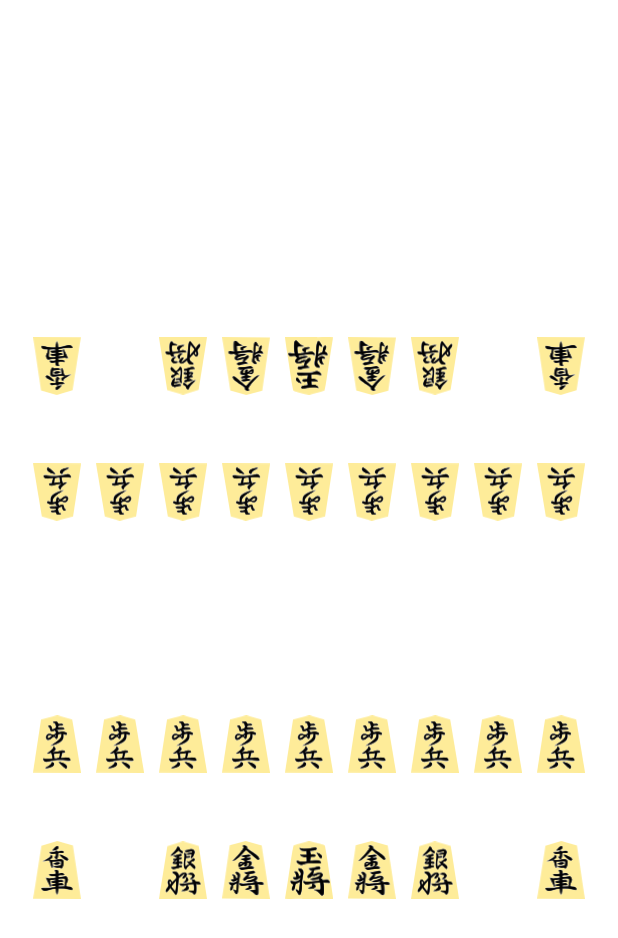
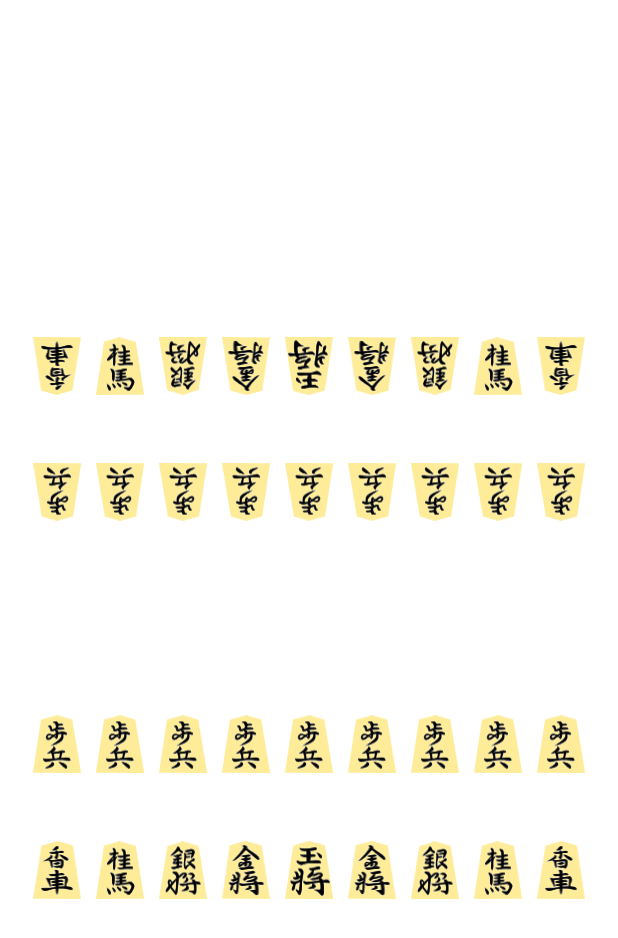
Before and after one commit to DanSprat/ShogiAndroid, an Android app: the screen it shows after launch (MainActivity), on a phone screen of 412 x 824 dp. Shown: the top 938 px of the screen. Run offline under Robolectric (Android 15) with nearby library versions, the phone set to English and light mode, and no system bars; our stand-ins replace data binding; 2 statements that could not run were skipped.

Commit message:
Some shits

```diff
--- a/app/src/main/java/ru/popov/shogi/classes/ShogiFragment.kt
+++ b/app/src/main/java/ru/popov/shogi/classes/ShogiFragment.kt
@@ -38,8 +38,10 @@ class ShogiFragment : Fragment() {
         inflater: LayoutInflater, container: ViewGroup?,
         savedInstanceState: Bundle?
     ): View? {
+
         val relation:Float = 0.1f
         val binding: FragmentShogiBinding = FragmentShogiBinding.inflate(inflater,container,false)
+
         val layout:RelativeLayout = binding.root.findViewById(R.id.layout_SHG)
 
         val dm = resources.displayMetrics
@@ -49,6 +51,9 @@ class ShogiFragment : Fragment() {
         var boardSize:Int = displayWidth - paddingX
         val noteSize:Int = (boardSize / (10 * relation + 9)).toInt()
         val separateLineSize:Int = (relation * noteSize).toInt()
+
+        Log.i("MYTAG","Width Fragment " + dm.widthPixels)
+        Log.i("MYTAG","Height Fragment " + dm.heightPixels)
 
         val centerX = dm.widthPixels / 2
         val centerY = dm.heightPixels / 2
@@ -72,9 +77,11 @@ class ShogiFragment : Fragment() {
         return binding.root
     }
 
+
     override fun onViewCreated(view: View, savedInstanceState: Bundle?) {
         super.onViewCreated(view, savedInstanceState)
     }
+
 
     @SuppressLint("ResourceType")
     override fun onStart() {
--- a/app/src/main/java/ru/popov/shogi/classes/ShogiModel.kt
+++ b/app/src/main/java/ru/popov/shogi/classes/ShogiModel.kt
@@ -48,7 +48,6 @@ class ShogiModel(var orientation: Orientation, var top:Float, var left:Float, va
         val scaleY = getYScale(orientation, top, left)
         // Adding pawns
         for (i in 0..8){
-            // board[6][i] = Pawn(Side.WHITE,3,i,false,R.drawable.pawn_0,context,noteSize,left + scaleX * (i) * delta,top + scaleY * 6 * delta,layout,layoutParams)
             boardShogi[i+1,3] = Pawn(Side.WHITE,3,i+1,false,appInfo ,left + scaleX * (i) * delta,top + scaleY * 6 * delta,orientation)
             boardShogi[i+1,7] = Pawn(Side.BLACK,7,i+1,false, appInfo,left + scaleX * (i) * delta,top + scaleY * 2 * delta,orientation)
         }
@@ -75,6 +74,14 @@ class ShogiModel(var orientation: Orientation, var top:Float, var left:Float, va
         boardShogi[5,1] = King(Side.WHITE,1,5,appInfo,left + scaleX * 4 *delta,top+scaleY*8*delta,orientation)
         boardShogi[5,9] = King(Side.BLACK,9,5,appInfo,left + scaleX * 4 *delta,top+scaleY*0*delta,orientation)
 
+        //Adding Knights
+        boardShogi[2,1] = Knight(Side.WHITE,1,2,false,appInfo,left + scaleX * 1 *delta,top+scaleY*8*delta,orientation)
+        boardShogi[8,1] = Knight(Side.WHITE,1,8,false,appInfo,left + scaleX * 7 *delta,top+scaleY*8*delta,orientation)
+        boardShogi[2,9] = Knight(Side.WHITE,9,2,false,appInfo,left + scaleX * 1 *delta,top+scaleY*0*delta,orientation)
+        boardShogi[8,9] = Knight(Side.WHITE,9,8,false,appInfo,left + scaleX * 7 *delta,top+scaleY*0*delta,orientation)
+
+        //
+
     }
 
     fun createImageViews(context:Context,left:Int,bottom:Int,delta:Int,size:Int):ArrayList<ImageView> {
--- a/app/src/main/java/ru/popov/shogi/classes/ShogiView.kt
+++ b/app/src/main/java/ru/popov/shogi/classes/ShogiView.kt
@@ -5,6 +5,7 @@ import android.content.Context
 import android.graphics.*
 import android.text.Layout
 import android.util.AttributeSet
+import android.util.DisplayMetrics
 import android.util.Log
 import android.view.View
 import android.widget.ImageView
@@ -21,18 +22,21 @@ class ShogiView(context: Context?, attrs: AttributeSet): View(context,attrs) {
     override fun onDraw(canvas: Canvas?) {
         val paint = Paint()
 
-        Log.i("MYTAG",width.toString())
-        Log.i("MYTAG",height.toString())
+        Log.i("MYTAG","DMW " +resources.displayMetrics.widthPixels.toString())
+        Log.i("MYTAG","DMH " +resources.displayMetrics.heightPixels.toString())
         val noteSize = this.noteSize
         val separateLineSize:Int = this.separateLineSize
         val boardSize = 9 * noteSize + 10*separateLineSize
-        val paddingX = ((width - boardSize) / 2 )
+        val paddingX = ((resources.displayMetrics.widthPixels - boardSize) / 2 )
 
         val board = BitmapFactory.decodeResource(resources,R.drawable.board)
-        val paddingY:Int = (height - boardSize) / 2
+        val paddingY:Int = (resources.displayMetrics.heightPixels - boardSize) / 2
 
         val paddingFloatX = paddingX.toFloat()
         val paddingFloatY = paddingY.toFloat()
+
+        Log.i("MYTAG", "Width View $width")
+        Log.i("MYTAG", "Height View $height")
 
         Log.i("MYTAG", "NewTOP: $paddingY")
         Log.i("MYTAG", "NewLeft: $paddingX")
@@ -49,4 +53,6 @@ class ShogiView(context: Context?, attrs: AttributeSet): View(context,attrs) {
     }
 
 
+
+
 }
--- a/app/src/main/java/ru/popov/shogi/classes/figures/Figure.kt
+++ b/app/src/main/java/ru/popov/shogi/classes/figures/Figure.kt
@@ -502,52 +502,125 @@ class Lance(override var side: Side, override var row: Int, override var col: In
 
 }
 
-//class Knight(override var side: Side) : Figure() {
-//
-//    companion object {
-//        val name: String
-//            get() = "Knight"
-//        val promotedName: String
-//            get() = "Promoted Knight"
-//        val abbrName: String
-//            get() = "N"
-//        val abbrPromotedName: String
-//            get() = "PN"
-//
-//    }
-//
-//    override var name: String = Knight.name
-//    override var abbrName: String = Knight.abbrName
-//    override val promotable: Boolean = true
-//    override var rules: ShogiRules = if (side == Side.WHITE) {
-//        ShogiRules.KNIGHT_WHITE
-//    } else {
-//        ShogiRules.KNIGHT_BLACK
-//    }
-//
-//    override fun promote(): Boolean {
-//        name = promotedName
-//        abbrName = abbrPromotedName
-//        rules = if (side == Side.WHITE) {
-//            ShogiRules.GOLD_WHITE
-//        } else {
-//            ShogiRules.GOLD_BLACK
-//        }
-//        return true
-//    }
-//
-//    override fun reset() {
-//        name = Knight.name
-//        abbrName = Knight.abbrName
-//        rules = if (side == Side.WHITE) {
-//            ShogiRules.KNIGHT_WHITE
-//        } else {
-//            ShogiRules.KNIGHT_BLACK
-//        }
-//    }
-//
-//}
-//
+class Knight(override var side: Side, override var row: Int, override var col: Int,
+             override var promoted: Boolean, override val appInfo: AppInfo, x:Float, y:Float,
+             override val orientation: Orientation) : Figure() {
+
+    companion object {
+        val name: FigureName
+            get() = FigureName.KNIGHT
+        val promotedName: FigureName
+            get() = FigureName.KNIGHT
+        val abbrName: String
+            get() = "N"
+        val abbrPromotedName: String
+            get() = "PN"
+
+    }
+
+    override lateinit var pieceImage: PieceView
+    private var commonID:Int = 0
+    private var promotedID:Int = 0
+    override var name: FigureName = FigureName.KNIGHT
+    override var abbrName: String = Knight.abbrName
+    override val promotable: Boolean = true
+    override var rules: ShogiRules = if (side == Side.WHITE) {
+        ShogiRules.KNIGHT_WHITE
+    } else {
+        ShogiRules.KNIGHT_BLACK
+    }
+
+    init {
+        var pieceView = PieceView(appInfo.context,this)
+
+        if (orientation == Orientation.NORMAL) {
+            if (side == Side.WHITE) {
+                commonID = R.drawable.knight_0
+                promotedID = R.drawable.p_knight_0
+            } else {
+                commonID = R.drawable.knight_1
+                promotedID = R.drawable.p_knight_1
+            }
+        } else {
+            if (side == Side.WHITE) {
+                commonID = R.drawable.knight_1
+                promotedID = R.drawable.p_knight_1
+            } else {
+                commonID = R.drawable.knight_0
+                promotedID = R.drawable.p_knight_0
+            }
+        }
+        pieceView.setImageResource(commonID)
+        pieceView.layoutParams = appInfo.layoutParams
+        pieceView.x = x
+        pieceView.y = y
+
+        this.name = FigureName.KNIGHT
+        if(promoted){
+            this.name = Pawn.promotedName
+            abbrName = Pawn.abbrPromotedName
+            rules = if (side == Side.WHITE){
+                ShogiRules.GOLD_WHITE
+            } else {
+                ShogiRules.GOLD_BLACK
+            }
+        } else {
+            this.name = Knight.name
+            abbrName = Knight.abbrName
+            rules = if (side == Side.WHITE){
+                ShogiRules.PAWN_WHITE
+            } else {
+                ShogiRules.PAWN_BLACK
+            }
+        }
+        pieceImage = pieceView
+        appInfo.layout.addView(pieceView)
+    }
+    override fun changeImages() {
+        if (orientation == Orientation.NORMAL) {
+            if (side == Side.WHITE) {
+                commonID = R.drawable.knight_1
+                promotedID = R.drawable.p_knight_1
+            } else {
+                commonID = R.drawable.knight_0
+                promotedID = R.drawable.p_knight_0
+            }
+        } else {
+            if (side == Side.WHITE) {
+                commonID = R.drawable.knight_1
+                promotedID = R.drawable.p_knight_1
+            } else {
+                commonID = R.drawable.knight_0
+                promotedID = R.drawable.p_knight_0
+            }
+        }
+    }
+
+
+
+    override fun promote(): Boolean {
+        name = promotedName
+        abbrName = abbrPromotedName
+        rules = if (side == Side.WHITE) {
+            ShogiRules.GOLD_WHITE
+        } else {
+            ShogiRules.GOLD_BLACK
+        }
+        return true
+    }
+
+    override fun reset() {
+        name = Knight.name
+        abbrName = Knight.abbrName
+        rules = if (side == Side.WHITE) {
+            ShogiRules.KNIGHT_WHITE
+        } else {
+            ShogiRules.KNIGHT_BLACK
+        }
+    }
+
+}
+
 //class Rook(override var side: Side) : Figure() {
 //
 //    companion object {
--- a/app/src/main/res/layout/fragment_shogi.xml
+++ b/app/src/main/res/layout/fragment_shogi.xml
@@ -20,8 +20,8 @@
 
         <ru.popov.shogi.classes.ShogiView
             android:id="@+id/shogi_view"
-            android:layout_width="wrap_content"
-            android:layout_height="wrap_content"
+            android:layout_width="match_parent"
+            android:layout_height="match_parent"
             app:separateLineSize="@{separateLineSize}"
             app:noteSize="@{noteSize}"/>
 
```
